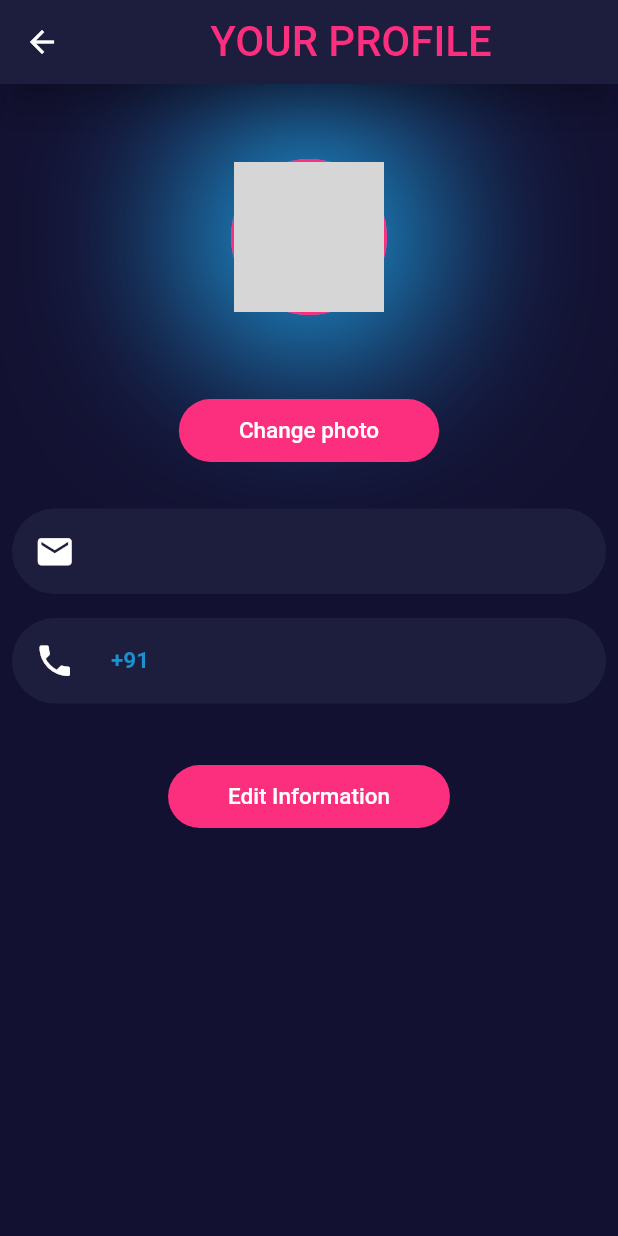
After one commit to magj28/manipalSocialApp, a Flutter app: the ProfileScreen screen opened by its route, on a phone screen of 412 x 824 dp. The commit adds this screen. Run offline on Flutter 3.47's test engine with Material 2 defaults, Android fonts, the phone set to English and light mode, and no system bars; our stand-ins replace flutter_secure_storage, splashscreen; accounts and stored records are empty; network calls fail; Roboto replaces fonts that are missing (SourceSansPro); grey boxes are pictures that could not be loaded.

Commit message:
profile screen, places single and places screen working

```diff
--- /dev/null
+++ b/manipalsocial/lib/UI/screens/profileScreen.dart
@@ -0,0 +1,90 @@
+import 'package:flutter/material.dart';
+import 'package:flutter/cupertino.dart';
+import 'package:manipalsocial/UI/widgets/infoCard.dart';
+import 'package:manipalsocial/UI/widgets/pinkButton.dart';
+import 'package:manipalsocial/logic/models/User.dart';
+import 'package:manipalsocial/logic/viewModels/userViewModel.dart';
+import 'package:provider/provider.dart';
+
+class ProfileScreen extends StatelessWidget {
+  @override
+  Widget build(BuildContext context) {
+    User user = Provider.of<UserViewModel>(context).user;
+    return Scaffold(
+      backgroundColor: const Color(0xff131132),
+      appBar: AppBar(
+        elevation: 10.0,
+        title: Center(
+            child: Text(
+          'YOUR PROFILE',
+          style: TextStyle(
+              fontFamily: 'SourceSansPro',
+              fontSize: 28.0,
+              color: Color(0xffFC2E7E)),
+        )),
+        backgroundColor: const Color(0xff1D1D3E),
+      ),
+      body: SingleChildScrollView(
+        padding: EdgeInsets.only(top: 50),
+        child: Column(
+          mainAxisAlignment: MainAxisAlignment.center,
+          children: <Widget>[
+            Container(
+              decoration: BoxDecoration(
+                boxShadow: [
+                  BoxShadow(
+                    spreadRadius: 30,
+                    color: Color(0xff20B5FD),
+                    blurRadius: 100,
+                    offset: Offset(0, 0),
+                  )
+                ],
+                color: Color(0xff20B5FD),
+                borderRadius: BorderRadius.circular(100.0),
+              ),
+              child: CircleAvatar(
+                radius: 52,
+                backgroundColor: Color(0xffFC2E7E),
+                child: CircleAvatar(
+                  radius: 50,
+                  backgroundImage: NetworkImage(
+                      'https://istemanipal.com/media/DPs/Shubham_Pathak.jpeg'),
+                ),
+              ),
+            ),
+            SizedBox(
+              height: 10.0,
+            ),
+            Text(
+              user.name,
+              style: TextStyle(
+                fontSize: 20.0,
+                color: Colors.white,
+              ),
+              textAlign: TextAlign.center,
+            ),
+            SizedBox(
+              height: 20.0,
+            ),
+            PinkButton(
+              buttonText: 'Change photo',
+              onPress: () {},
+            ),
+            SizedBox(
+              height: 20.0,
+            ),
+            InfoCard(user.email, 'email'),
+            InfoCard('+91 ${user.phoneNumber}', 'phone'),
+            SizedBox(
+              height: 30.0,
+            ),
+            PinkButton(
+              buttonText: 'Edit Information',
+              onPress: () {},
+            ),
+          ],
+        ),
+      ),
+    );
+  }
+}
--- a/manipalsocial/lib/UI/screens/splashScreen.dart
+++ b/manipalsocial/lib/UI/screens/splashScreen.dart
@@ -1,6 +1,9 @@
 import 'package:flutter/cupertino.dart';
 import 'package:flutter/material.dart';
+import 'package:manipalsocial/UI/screens/homepage.dart';
 import 'package:manipalsocial/UI/screens/placeSingle.dart';
+import 'package:manipalsocial/UI/screens/placesScreen.dart';
+import 'package:manipalsocial/UI/screens/profileScreen.dart';
 import 'package:manipalsocial/UI/screens/signUp.dart';
 import 'package:manipalsocial/logic/viewModels/userViewModel.dart';
 import 'package:provider/provider.dart';
@@ -9,7 +12,7 @@ import 'package:splashscreen/splashscreen.dart';
 class Splash extends StatelessWidget {
   Widget decideScreen(authStatus) {
     if (authStatus == Status.Authenticated) {
-      return PlaceSingleScreen();
+      return ProfileScreen();
     } else if (authStatus == Status.Unauthenticated) {
       return SignUpScreen();
     } else {
--- /dev/null
+++ b/manipalsocial/lib/UI/widgets/infoCard.dart
@@ -0,0 +1,56 @@
+import 'package:flutter/material.dart';
+import 'package:flutter/cupertino.dart';
+
+class InfoCard extends StatelessWidget {
+  final String info;
+  final String type;
+  IconData iconSelector() {
+    if (type == "email")
+      return Icons.email;
+    else if (type == "phone")
+      return Icons.phone;
+    else
+      return Icons.add_comment;
+  }
+
+  InfoCard(this.info, this.type);
+  @override
+  Widget build(BuildContext context) {
+    return Container(
+      child: Padding(
+        padding: const EdgeInsets.all(5),
+        child: Container(
+          margin: EdgeInsets.all(3.0),
+          padding: EdgeInsets.all(15.0),
+          width: MediaQuery.of(context).size.width,
+          decoration: BoxDecoration(
+            borderRadius: BorderRadius.circular(40.0),
+            color: Color(0xff1D1D3E),
+          ),
+          child: Row(
+            children: <Widget>[
+              Icon(
+                iconSelector(),
+                size: 27.0,
+                color: Colors.white,
+              ),
+              Padding(
+                padding: EdgeInsets.all(12.0),
+              ),
+              Flexible(
+                child: Text(
+                  info,
+                  style: TextStyle(
+                    color: Color(0xff1B90CE),
+                    fontSize: 15.0,
+                    fontWeight: FontWeight.bold,
+                  ),
+                ),
+              ),
+            ],
+          ),
+        ),
+      ),
+    );
+  }
+}
--- a/manipalsocial/lib/logic/viewModels/userViewModel.dart
+++ b/manipalsocial/lib/logic/viewModels/userViewModel.dart
@@ -13,6 +13,7 @@ class UserViewModel with ChangeNotifier {
   Status _status = Status.Uninitialized;
   User _user;
   String _jwtToken;
+  String _headers;
   bool _isFetchingData = false;
   String _errorMessage;
 
@@ -22,6 +23,7 @@ class UserViewModel with ChangeNotifier {
   String get jwtToken => _jwtToken;
   bool get isFetchingData => _isFetchingData;
   String get errorMessage => _errorMessage;
+  String get headers => _headers;
 
   UserViewModel.initialize() {
     checkLogIn();
@@ -30,6 +32,7 @@ class UserViewModel with ChangeNotifier {
   //setters
   setJwtToken(value) {
     _jwtToken = value;
+    _headers = "Bearer $_jwtToken";
     notifyListeners();
   }
 
```
Also changed, not shown: manipalsocial/lib/UI/screens/homepage.dart (added, +25 -0 lines), manipalsocial/lib/UI/screens/placeSingle.dart (+15 -36 lines), manipalsocial/lib/UI/screens/placesScreen.dart (+57 -161 lines), manipalsocial/lib/UI/widgets/customCard.dart (added, +64 -0 lines), manipalsocial/lib/logic/models/Place.dart (added, +26 -0 lines), manipalsocial/lib/logic/viewModels/placeViewModel.dart (added, +77 -0 lines), manipalsocial/lib/main.dart (+11 -1 lines), manipalsocial/lib/services/webApi.dart (+31 -1 lines), manipalsocial/assets/images/beachLogo.png (added), manipalsocial/assets/images/clubLogo.png (added), manipalsocial/assets/images/placeGeneral.jpg (added), manipalsocial/assets/images/resturantLogo.png (added).
